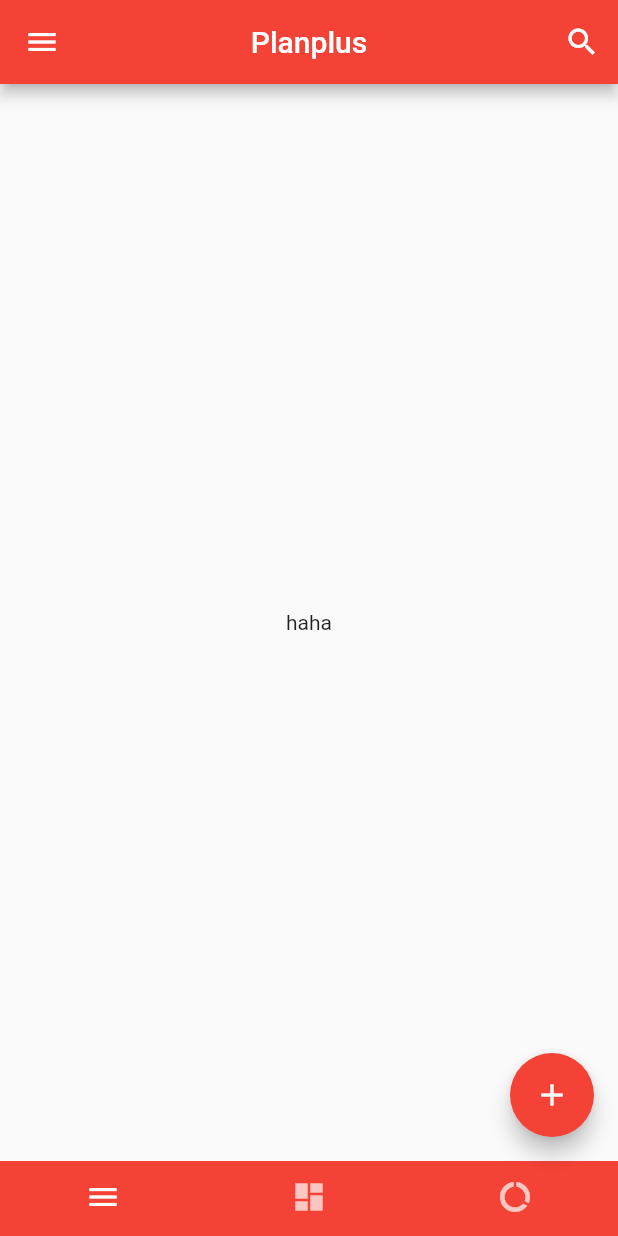
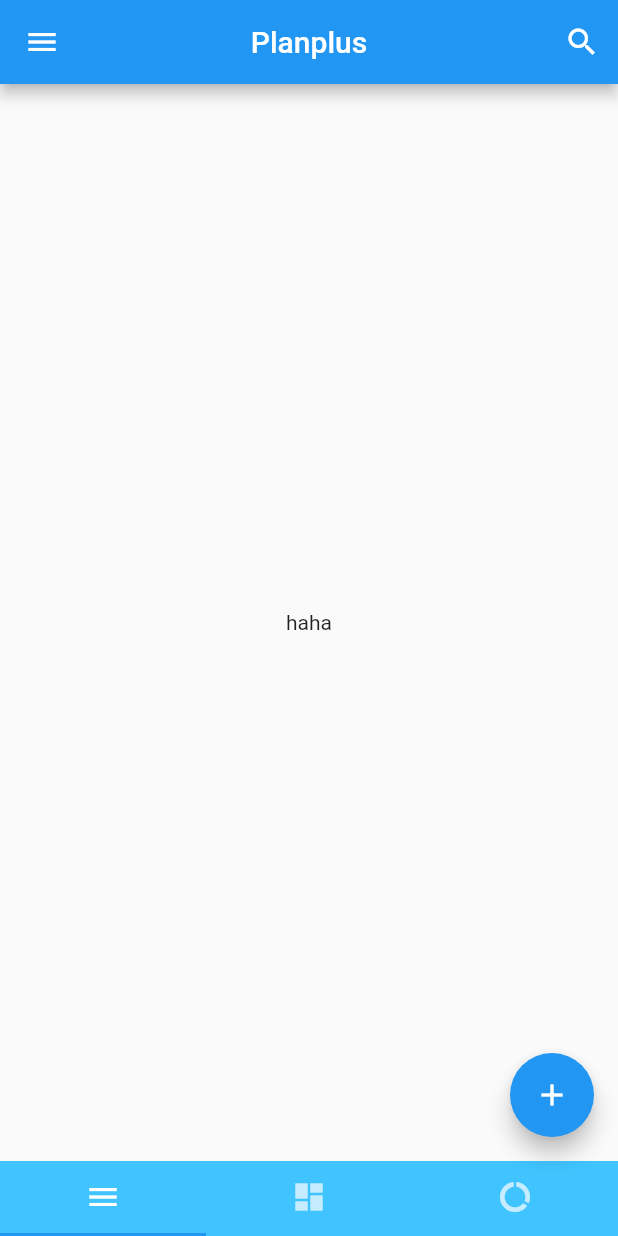
Before and after one commit to Kogler7/Planplus, a Flutter app: the screen it shows after launch, on a phone screen of 412 x 824 dp. Run offline on Flutter 3.47's test engine with Material 2 defaults, Android fonts, the phone set to English and light mode, and no system bars; our stand-ins replace fluttertoast.

Commit message:
snapshot 21s01a
初步建立代码结构，填写部分配置文件

```diff
--- /dev/null
+++ b/lib/config/color.dart
@@ -0,0 +1,17 @@
+import 'dart:ui';
+import 'package:flutter/material.dart';
+
+//主要颜色常量
+class KColor{
+  static const Color primarySwatchColor = Colors.blue;//默认主要颜色
+  static const Color bottomNavigationBar = Colors.lightBlueAccent;//默认导航栏颜色
+  static const Color defaultTextColor = Colors.redAccent;//默认文本颜色
+  static const Color defaultButtonColor = Colors.redAccent;//默认按钮颜色
+  static const Color defaultSwitchColor = Colors.redAccent;//默认切换按钮颜色
+  static const Color defaultCheckBoxColor = Colors.redAccent;//默认复选框按钮颜色
+  static const Color toastBgColor = Colors.redAccent;//toast提示背景颜色
+  static const Color watingColor = Colors.redAccent;//加载数据提示颜色
+  static const Color toastTextColor = Colors.white;//toast提示文本颜色
+  static const Color indexTabSelectedColor = Colors.red;//选项卡按钮选中颜色
+  static const Color indexTabUnselectedColor = Colors.grey;//选项卡按钮选未中颜色
+}
--- /dev/null
+++ b/lib/config/icon.dart
@@ -0,0 +1,13 @@
+import 'package:flutter/cupertino.dart';
+import 'package:flutter/material.dart';
+
+//图标常量
+class KIcon{
+  //flutter icons
+  static const IconData PETrackPage = Icons.dashboard;
+  static const IconData ListsPage = Icons.menu;
+  static const IconData JudgePage = Icons.data_usage;
+  //Iconfont
+  static const String  FONT_FAMILY = 'Planplus_Icon';
+ // static const IconData  = ;
+}
--- /dev/null
+++ b/lib/config/image.dart
@@ -0,0 +1,7 @@
+//图片常量
+import 'package:flutter/material.dart';
+
+class KImage{
+  static const AssetImage avatar = AssetImage('assets/images/avatar.jpeg');
+  static const AssetImage bkground = AssetImage('assets/images/bkground.jpg');
+}
--- /dev/null
+++ b/lib/config/index.dart
@@ -0,0 +1,5 @@
+//导出配置
+export 'color.dart';
+export 'string.dart';
+export 'icon.dart';
+export 'image.dart';
--- /dev/null
+++ b/lib/config/string.dart
@@ -0,0 +1,6 @@
+//内置字符串常量
+
+class KString{
+  static const String APP_AUTHOR = 'Kogler';
+  static const String APP_AUTHOR_EMAIL = 'Kogler_S@outlook.com';
+}
--- a/lib/main.dart
+++ b/lib/main.dart
@@ -1,5 +1,6 @@
 import 'package:flutter/material.dart';
 import './Tests/list.dart';
+import './config/index.dart';
 
 void main() =>runApp(Planplus());
 
@@ -9,7 +10,7 @@
     return MaterialApp(
       title: 'Planplus',//app标识
       theme: ThemeData(
-        primarySwatch: Colors.red,
+        primarySwatch: KColor.primarySwatchColor,
       ),
       home: MyHomePage(barTitle: 'Planplus'),//首页
     );
@@ -61,17 +62,14 @@
               padding: EdgeInsets.all(0),
               children: <Widget>[
                 UserAccountsDrawerHeader(
-                  accountName: Text('Kogler'),
-                  accountEmail: Text('Kogler@outlook.com'),
-                  currentAccountPicture: CircleAvatar(backgroundImage:
-                  NetworkImage(
-                      'https://image.baidu.com/search/down?tn=download&ipn=dwnl&word=download&ie=utf8&fr=aladdin&url=http%3A%2F%2Fc-ssl.duitang.com%2Fuploads%2Fitem%2F202004%2F15%2F20200415114219_csnyf.thumb.400_0.webp'
-                  ),),
+                  accountName: Text(KString.APP_AUTHOR),
+                  accountEmail: Text(KString.APP_AUTHOR_EMAIL),
+                  currentAccountPicture: CircleAvatar(
+                      backgroundImage: KImage.avatar
+                  ),
                   decoration: BoxDecoration(
                       image: DecorationImage(
-                        image: NetworkImage(
-                            'https://pic2.zhimg.com/v2-91f68c47646f2e13276be5571c0ca579_r.jpg'
-                        ),
+                        image: KImage.bkground,
                         fit: BoxFit.cover,
                       )
                   ),
@@ -98,12 +96,12 @@
           ),
           bottomNavigationBar: Container(
             height: 50,
-            decoration: BoxDecoration(color: Colors.red),
+            decoration: BoxDecoration(color: KColor.bottomNavigationBar),
               child: TabBar(
                 tabs: <Widget>[
-                  Tab(icon: Icon(Icons.menu),),
-                  Tab(icon: Icon(Icons.dashboard),),
-                  Tab(icon: Icon(Icons.data_usage),),
+                  Tab(icon: Icon(KIcon.ListsPage),),
+                  Tab(icon: Icon(KIcon.PETrackPage),),
+                  Tab(icon: Icon(KIcon.JudgePage),),
                 ],
               )
           ),
--- /dev/null
+++ b/lib/utils/toast.dart
@@ -0,0 +1 @@
+import 'package:fluttertoast/fluttertoast.dart';
--- a/pubspec.yaml
+++ b/pubspec.yaml
@@ -34,6 +34,7 @@
     sdk: flutter
   integration_test:
     sdk: flutter
+  fluttertoast: ^7.1.6
 
 # For information on the generic Dart part of this file, see the
 # following page: https://dart.dev/tools/pub/pubspec
@@ -47,9 +48,8 @@
   uses-material-design: true
 
   # To add assets to your application, add an assets section, like this:
-  # assets:
-  #   - images/a_dot_burr.jpeg
-  #   - images/a_dot_ham.jpeg
+  assets:
+    - assets/images/
 
   # An image asset can refer to one or more resolution-specific "variants", see
   # https://flutter.dev/assets-and-images/#resolution-aware.
```
Also changed, not shown: assets/images/avatar.jpeg (added), assets/images/bkground.jpg (added), 2 other files.
